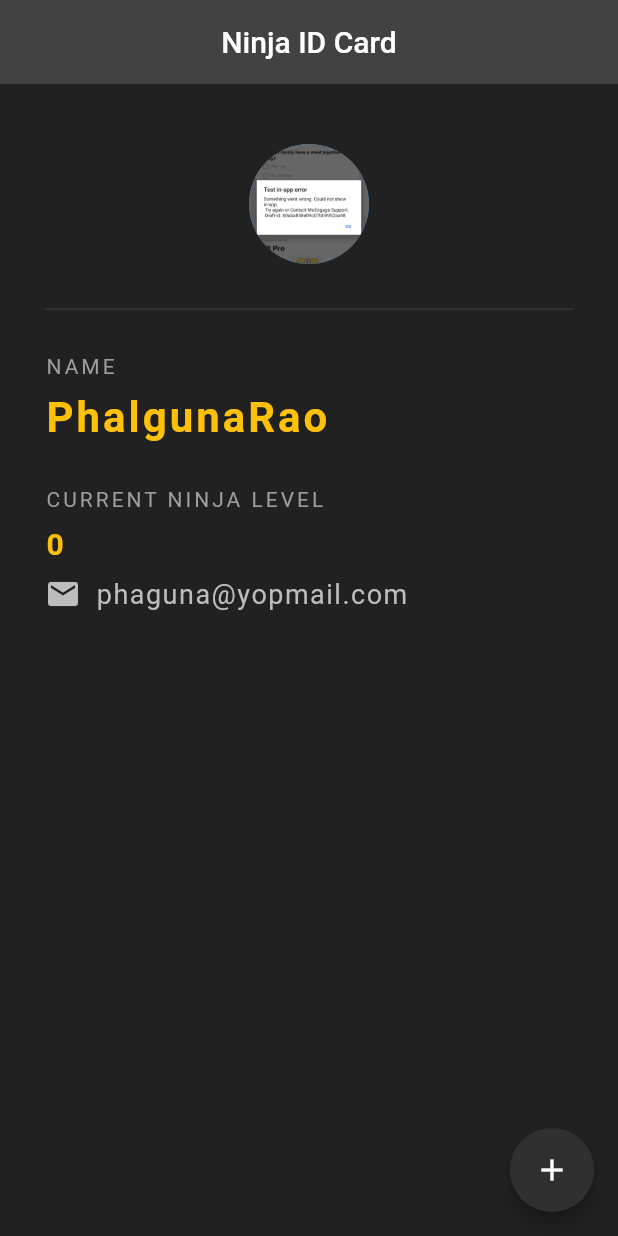
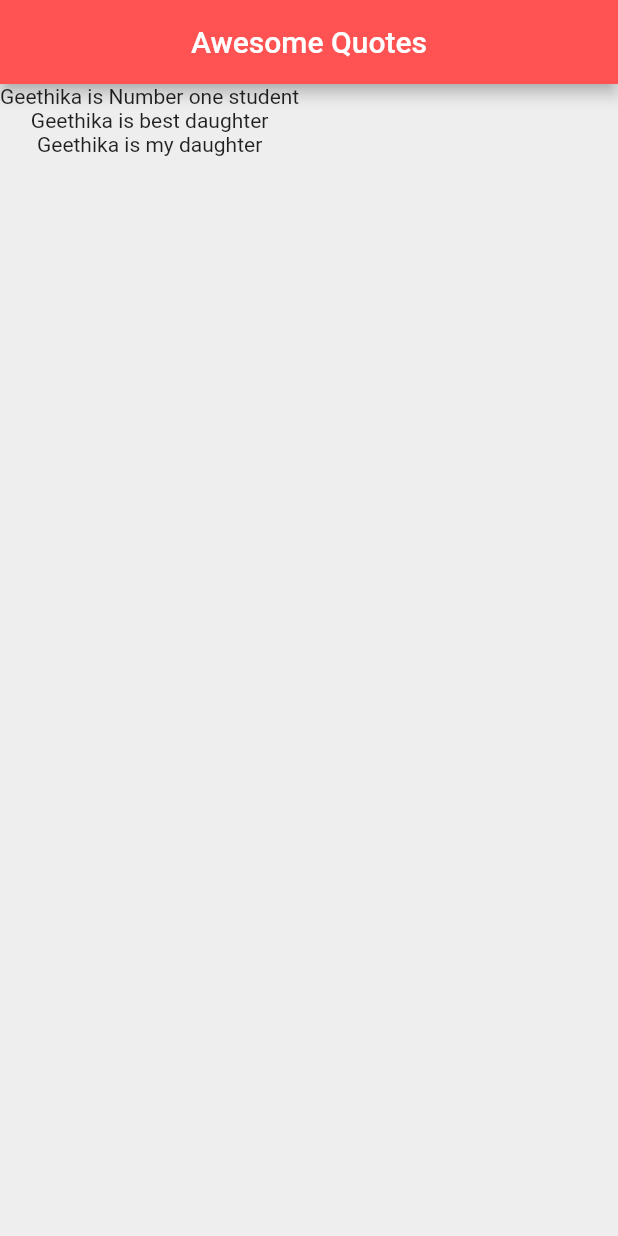
Before and after one commit to PhalugunaRao/FlutterDev, a Flutter app: the screen it shows after launch, on a phone screen of 412 x 824 dp. Run offline on Flutter 3.47's test engine with Material 2 defaults, Android fonts, the phone set to English and light mode, and no system bars.

Commit message:
Lists of Data

```diff
--- a/lib/main.dart
+++ b/lib/main.dart
@@ -1,10 +1,46 @@
 import 'package:flutter/material.dart';
 
 void main() => runApp(MaterialApp(
-  home:NinjaCard(),
+  home: QuoteList(),
 
 ));
 
+class QuoteList extends StatefulWidget {
+
+  @override
+  _QuoteListState createState() => _QuoteListState();
+}
+
+class _QuoteListState extends State<QuoteList> {
+
+  List<String> quotes =[
+    'Geethika is Number one student',
+    'Geethika is best daughter',
+    'Geethika is my daughter'
+  ];
+  @override
+  Widget build(BuildContext context) {
+    return Scaffold(
+      backgroundColor: Colors.grey[200],
+      appBar: AppBar(
+        title: Text('Awesome Quotes'),
+        centerTitle: true,
+        backgroundColor: Colors.redAccent,
+      ),
+      body: Column(
+        children: quotes.map((e) => Text(e)).toList(),
+       /* children: quotes.map((e){
+          return Text(e);
+        }).toList(),*/
+      ),
+    );
+  }
+}
+
+
+
+
+/*
 class NinjaCard extends StatefulWidget {
   @override
   _NinjaCardState createState() => _NinjaCardState();
@@ -106,6 +142,7 @@ class _NinjaCardState extends State<NinjaCard> {
     );
   }
 }
+*/
 
 
 
```
